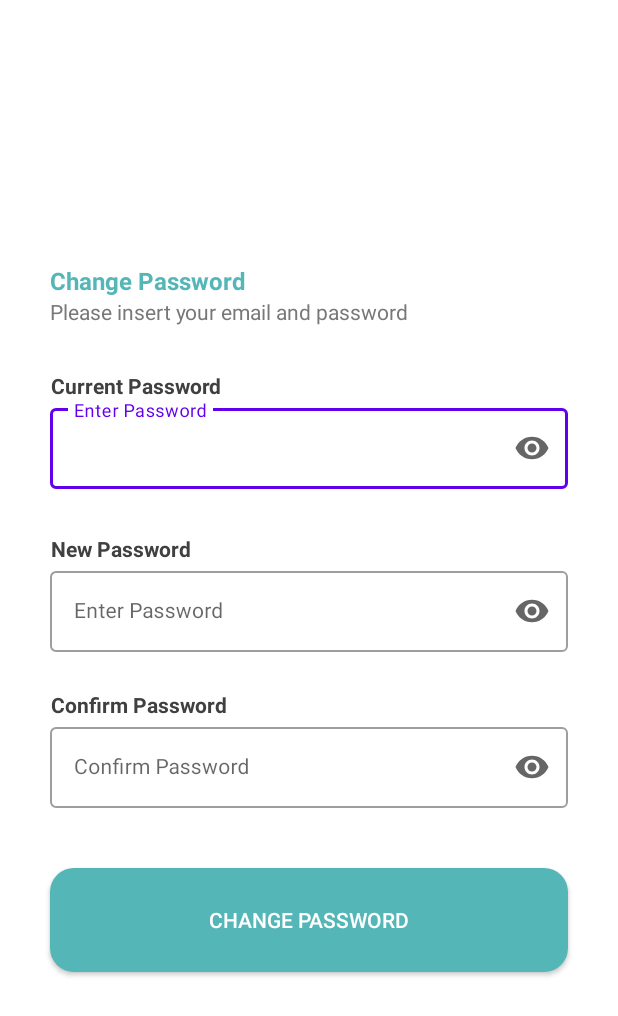
After one commit to TrashUp-Capstone/mobile, an Android app: the UserChangePasswordActivity screen opened directly, with no data from a screen before it, on a phone screen of 412 x 824 dp. The commit adds this screen. Shown: the top 1016 px of the screen. Run offline under Robolectric (Android 15) with nearby library versions, the phone set to English and light mode, and no system bars; network calls fail.

Commit message:
Integrate api change password for user

```diff
--- a/app/src/main/AndroidManifest.xml
+++ b/app/src/main/AndroidManifest.xml
@@ -24,6 +24,9 @@
         android:supportsRtl="true"
         android:theme="@style/Theme.TrashUp"
         tools:targetApi="31">
+        <activity
+            android:name=".ui.user.profile.change_pass.UserChangePasswordActivity"
+            android:exported="false" />
         <activity
             android:name=".ui.user.profile.edit.UserEditProfileActivity"
             android:exported="false" />
--- a/app/src/main/java/com/dicoding/trashup/data/network/retrofit/user/UserApiService.kt
+++ b/app/src/main/java/com/dicoding/trashup/data/network/retrofit/user/UserApiService.kt
@@ -2,6 +2,8 @@ package com.dicoding.trashup.data.network.retrofit.user
 
 import com.dicoding.trashup.data.network.response.user.RedeemVoucherRequest
 import com.dicoding.trashup.data.network.response.user.UserActivityResponse
+import com.dicoding.trashup.data.network.response.user.UserChangePasswordRequest
+import com.dicoding.trashup.data.network.response.user.UserChangePasswordResponse
 import com.dicoding.trashup.data.network.response.user.UserData
 import com.dicoding.trashup.data.network.response.user.UserEditRequest
 import com.dicoding.trashup.data.network.response.user.UserEditResponse
@@ -39,5 +41,9 @@ interface UserApiService {
     suspend fun updateUserProfile(
         @Body request: UserEditRequest
     ) : UserEditResponse
+    @PUT("whoami/reset/user")
+    suspend fun updateUserPassword(
+        @Body request: UserChangePasswordRequest
+    ) : UserChangePasswordResponse
 
 }
--- a/app/src/main/java/com/dicoding/trashup/ui/ViewModelFactory.kt
+++ b/app/src/main/java/com/dicoding/trashup/ui/ViewModelFactory.kt
@@ -14,6 +14,7 @@ import com.dicoding.trashup.ui.user.main.MainViewModel
 import com.dicoding.trashup.ui.user.points.claim_reward.ClaimRewardViewModel
 import com.dicoding.trashup.ui.user.points.claim_reward.DetailRewardViewModel
 import com.dicoding.trashup.ui.user.points.history_points.HistoryPointsViewModel
+import com.dicoding.trashup.ui.user.profile.change_pass.UserChangePasswordViewModel
 import com.dicoding.trashup.ui.user.profile.edit.UserEditProfileViewModel
 
 class ViewModelFactory(private val repository: UserRepository) : ViewModelProvider.NewInstanceFactory() {
@@ -52,6 +53,9 @@ class ViewModelFactory(private val repository: UserRepository) : ViewModelProvid
             modelClass.isAssignableFrom(UserEditProfileViewModel::class.java) -> {
                 UserEditProfileViewModel(repository) as T
             }
+            modelClass.isAssignableFrom(UserChangePasswordViewModel::class.java) -> {
+                UserChangePasswordViewModel(repository) as T
+            }
 
 
             else -> throw IllegalArgumentException("Unknown ViewModel class: " + modelClass.name)
--- a/app/src/main/java/com/dicoding/trashup/ui/user/profile/ProfileUserFragment.kt
+++ b/app/src/main/java/com/dicoding/trashup/ui/user/profile/ProfileUserFragment.kt
@@ -14,6 +14,7 @@ import com.dicoding.trashup.ui.driver.profile.ChangePasswordActivity
 import com.dicoding.trashup.ui.driver.profile.EditProfileActivity
 import com.dicoding.trashup.ui.user.home.HomeViewModel
 import com.dicoding.trashup.ui.user.main.MainViewModel
+import com.dicoding.trashup.ui.user.profile.change_pass.UserChangePasswordActivity
 import com.dicoding.trashup.ui.user.profile.edit.UserEditProfileActivity
 
 class ProfileUserFragment : Fragment() {
@@ -56,7 +57,7 @@ class ProfileUserFragment : Fragment() {
                 startActivity(Intent(requireContext(), UserEditProfileActivity::class.java))
             }
             btnResetUserPw.setOnClickListener {
-                startActivity(Intent(requireContext(), ChangePasswordActivity::class.java))
+                startActivity(Intent(requireContext(), UserChangePasswordActivity::class.java))
             }
         }
     }
--- /dev/null
+++ b/app/src/main/java/com/dicoding/trashup/ui/user/profile/change_pass/UserChangePasswordActivity.kt
@@ -0,0 +1,51 @@
+package com.dicoding.trashup.ui.user.profile.change_pass
+
+import android.os.Bundle
+import android.widget.Toast
+import androidx.activity.enableEdgeToEdge
+import androidx.activity.viewModels
+import androidx.appcompat.app.AppCompatActivity
+import androidx.core.view.ViewCompat
+import androidx.core.view.WindowInsetsCompat
+import com.dicoding.trashup.R
+import com.dicoding.trashup.databinding.ActivityUserChangePasswordBinding
+import com.dicoding.trashup.ui.ViewModelFactory
+import com.dicoding.trashup.ui.user.home.HomeViewModel
+
+class UserChangePasswordActivity : AppCompatActivity() {
+    private lateinit var binding: ActivityUserChangePasswordBinding
+    private val viewModel by viewModels<UserChangePasswordViewModel> {
+        ViewModelFactory.getInstance(this)
+    }
+    override fun onCreate(savedInstanceState: Bundle?) {
+        super.onCreate(savedInstanceState)
+        enableEdgeToEdge()
+        binding = ActivityUserChangePasswordBinding.inflate(layoutInflater)
+        setContentView(binding.root)
+        supportActionBar?.hide()
+        ViewCompat.setOnApplyWindowInsetsListener(findViewById(R.id.main)) { v, insets ->
+            val systemBars = insets.getInsets(WindowInsetsCompat.Type.systemBars())
+            v.setPadding(systemBars.left, systemBars.top, systemBars.right, systemBars.bottom)
+            insets
+        }
+
+        binding.saveNewPasswordBtn.setOnClickListener {
+            val currentPw = binding.edCurrentPassword.text.toString()
+            val newPw = binding.edNewPassword.text.toString()
+            val confirmNewPw = binding.edConfirmNewPassword.text.toString()
+            if (currentPw.isEmpty() || newPw.isEmpty() || confirmNewPw.isEmpty()) {
+                showToast(getString(R.string.error_empty))
+            } else if (newPw != confirmNewPw) {
+                showToast(getString(R.string.passwords_do_not_match))
+            } else {
+                viewModel.updateUserPassword(newPw)
+                showToast(getString(R.string.password_user_changed))
+                finish()
+            }
+        }
+    }
+
+    private fun showToast(string: String) {
+        Toast.makeText(this, string, Toast.LENGTH_SHORT).show()
+    }
+}
--- /dev/null
+++ b/app/src/main/res/layout/activity_user_change_password.xml
@@ -0,0 +1,119 @@
+<?xml version="1.0" encoding="utf-8"?>
+<LinearLayout xmlns:android="http://schemas.android.com/apk/res/android"
+    xmlns:app="http://schemas.android.com/apk/res-auto"
+    xmlns:tools="http://schemas.android.com/tools"
+    android:id="@+id/main"
+    android:layout_width="match_parent"
+    android:layout_height="match_parent"
+    android:orientation="vertical"
+    android:gravity="center_vertical"
+    tools:context=".ui.driver.profile.ChangePasswordActivity">
+
+    <TextView
+        android:id="@+id/title_change_password"
+        android:layout_width="wrap_content"
+        android:layout_height="wrap_content"
+        android:text="@string/change_password"
+        android:textSize="16sp"
+        android:textStyle="bold"
+        android:textColor="@color/light_teal"
+        android:layout_marginHorizontal="33dp"
+        />
+    <TextView
+        android:id="@+id/desc_change_password"
+        android:layout_width="wrap_content"
+        android:layout_height="wrap_content"
+        android:text="@string/insert_your_email_and_password"
+        android:textSize="14sp"
+        android:textColor="@color/dark_grey"
+        android:layout_marginHorizontal="33dp"  />
+
+    <TextView
+        android:id="@+id/current_password_label"
+        style="@style/tv_label"
+        android:text="@string/current_password"
+        android:layout_marginTop="30dp"
+        android:layout_marginHorizontal="33dp"
+        app:layout_constraintStart_toStartOf="parent"
+        app:layout_constraintTop_toBottomOf="@+id/emailEditTextLayout" />
+
+    <com.google.android.material.textfield.TextInputLayout
+        android:id="@+id/currentPasswordEditTextLayout"
+        style="@style/edit_layout"
+        app:endIconMode="password_toggle"
+        android:layout_marginHorizontal="33dp" >
+
+        <com.google.android.material.textfield.TextInputEditText
+            android:id="@+id/ed_current_password"
+            android:layout_width="match_parent"
+            android:layout_height="wrap_content"
+            android:ems="10"
+            android:textSize="14sp"
+            android:hint="@string/enter_password"
+            android:inputType="textPassword"
+            tools:ignore="SpeakableTextPresentCheck" />
+    </com.google.android.material.textfield.TextInputLayout>
+
+    <TextView
+        android:id="@+id/new_password_label"
+        style="@style/tv_label"
+        android:text="@string/new_password"
+        android:layout_marginTop="30dp"
+        android:layout_marginHorizontal="33dp"
+        app:layout_constraintStart_toStartOf="parent"
+        app:layout_constraintTop_toBottomOf="@+id/emailEditTextLayout" />
+
+    <com.google.android.material.textfield.TextInputLayout
+        android:id="@+id/newpasswordEditTextLayout"
+        style="@style/edit_layout"
+        app:endIconMode="password_toggle"
+        android:layout_marginHorizontal="33dp" >
+
+        <com.google.android.material.textfield.TextInputEditText
+            android:id="@+id/ed_new_password"
+            android:layout_width="match_parent"
+            android:layout_height="wrap_content"
+            android:ems="10"
+            android:textSize="14sp"
+            android:hint="@string/enter_password"
+            android:inputType="textPassword"
+            tools:ignore="SpeakableTextPresentCheck" />
+    </com.google.android.material.textfield.TextInputLayout>
+
+    <TextView
+        android:id="@+id/confirm_password_label"
+        style="@style/tv_label"
+        android:text="@string/confirm_password"
+        android:layout_marginTop="25dp"
+        app:layout_constraintStart_toStartOf="parent"
+        app:layout_constraintTop_toBottomOf="@+id/passwordEditTextLayout" />
+
+    <com.google.android.material.textfield.TextInputLayout
+        android:id="@+id/confirmPasswordEditTextLayout"
+        style="@style/edit_layout"
+        app:endIconMode="password_toggle"
+        app:layout_constraintEnd_toEndOf="parent"
+        app:layout_constraintStart_toStartOf="parent"
+        app:layout_constraintTop_toBottomOf="@+id/confirm_password_label">
+
+        <com.google.android.material.textfield.TextInputEditText
+            android:id="@+id/ed_confirm_new_password"
+            android:layout_width="match_parent"
+            android:layout_height="wrap_content"
+            android:ems="10"
+            android:textSize="14sp"
+            android:hint="@string/confirm_password"
+            android:inputType="textPassword"
+            tools:ignore="SpeakableTextPresentCheck" />
+    </com.google.android.material.textfield.TextInputLayout>
+
+    <com.dicoding.trashup.ui.customview.MyButtonTealBg
+        android:id="@+id/save_new_password_btn"
+        style="@style/large_btn"
+        android:text="@string/change_password"
+        android:layout_marginHorizontal="33dp"
+        android:layout_marginTop="40dp"
+        />
+
+
+</LinearLayout>
--- a/app/src/main/res/values/strings.xml
+++ b/app/src/main/res/values/strings.xml
@@ -126,6 +126,8 @@
     <string name="loading_data">Loading data..</string>
     <string name="insert_email">Insert Email</string>
     <string name="error_password">Enter your current password!</string>
+    <string name="password_user_changed">User password reset successfully</string>
+    <string name="password_wrong">Wrong current password</string>
     <string-array name="waste_types">
         <item>Cardboard</item>
         <item>Glass</item>
```
Also changed, not shown: app/src/main/java/com/dicoding/trashup/data/UserRepository.kt (+11 -0 lines), app/src/main/java/com/dicoding/trashup/data/network/response/user/UserChangePasswordResponse.kt (added, +13 -0 lines), app/src/main/java/com/dicoding/trashup/ui/user/profile/change_pass/UserChangePasswordViewModel.kt (added, +38 -0 lines).
